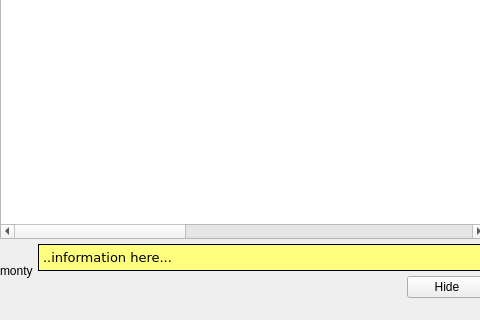
Above: uman/src/QUMainWindow.ui from UltraStar-Deluxe/UltraStar-Manager before the change; both pictures show x 0 to 480 and y 198 to 518 of the 979 by 518 pixel window. Below: the same form after it.
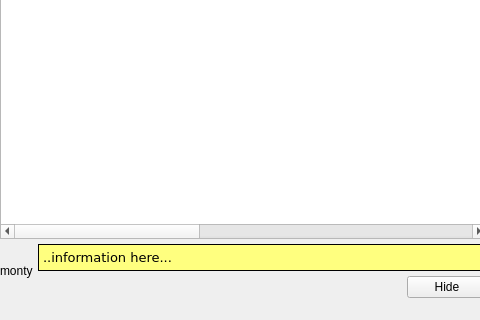
That is the form after the change. Icons and pictures are not drawn. Custom widgets are drawn as their Qt base class.

```diff
--- a/uman/src/QUMainWindow.ui
+++ b/uman/src/QUMainWindow.ui
@@ -63,7 +63,7 @@
            <bool>true</bool>
           </property>
           <property name="columnCount" >
-           <number>13</number>
+           <number>12</number>
           </property>
           <column>
            <property name="text" >
@@ -125,11 +125,6 @@
             <string>12</string>
            </property>
           </column>
-          <column>
-           <property name="text" >
-            <string>13</string>
-           </property>
-          </column>
          </widget>
         </item>
         <item>
@@ -913,6 +908,11 @@
    <extends>QTableWidget</extends>
    <header>QUDetailsTable.h</header>
   </customwidget>
+  <customwidget>
+   <class>QUSongTree</class>
+   <extends>QTreeWidget</extends>
+   <header>QUSongTree.h</header>
+  </customwidget>
  </customwidgets>
  <resources>
   <include location="images/uman.qrc" />
```
Left out of the diff: 11 changed lines with no effect on the pictures.
